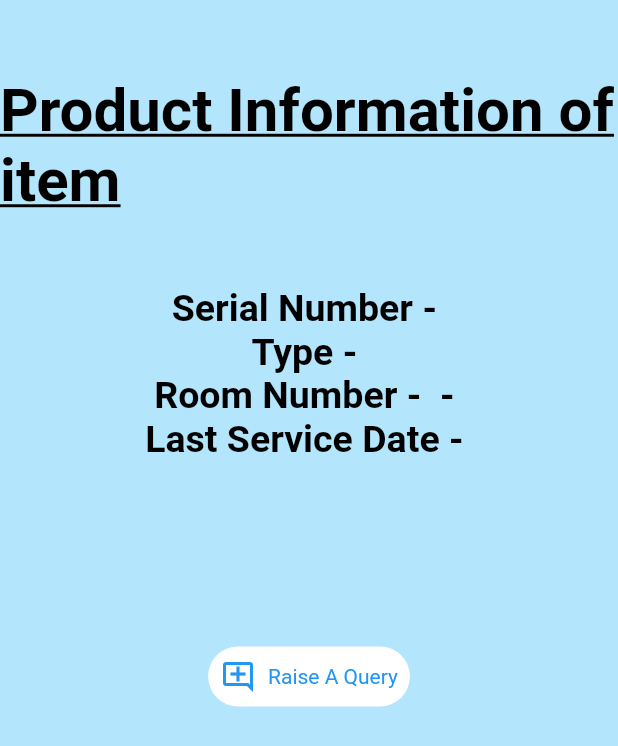
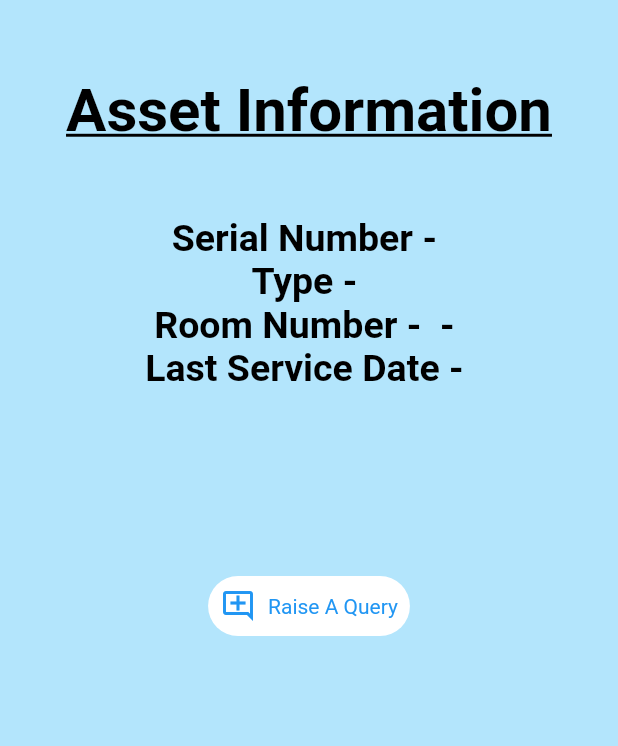
Before and after one commit to Tushar49/HAMS, a Flutter app: the Body widget shown alone on an empty page, opened directly with empty values, on a phone screen of 412 x 824 dp. Shown: the top 746 px of the screen. Run offline on Flutter 3.47's test engine with Material 2 defaults, Android fonts, the phone set to English and light mode, and no system bars; missing offline and left inert: ftpclient, ftpconnect; network calls fail.

Commit message:
Update itemInfo.dart

```diff
--- a/flutter_application_1/lib/Screens/itemInfo.dart
+++ b/flutter_application_1/lib/Screens/itemInfo.dart
@@ -82,7 +82,7 @@ class Body extends StatelessWidget {
             Stack(
               alignment: Alignment.center,
               children: [
-                Text("Product Information of item\n",
+                Text("Asset Information\n",
                     style: TextStyle(
                       decoration: TextDecoration.underline,
                       fontSize: 40.0,
```
